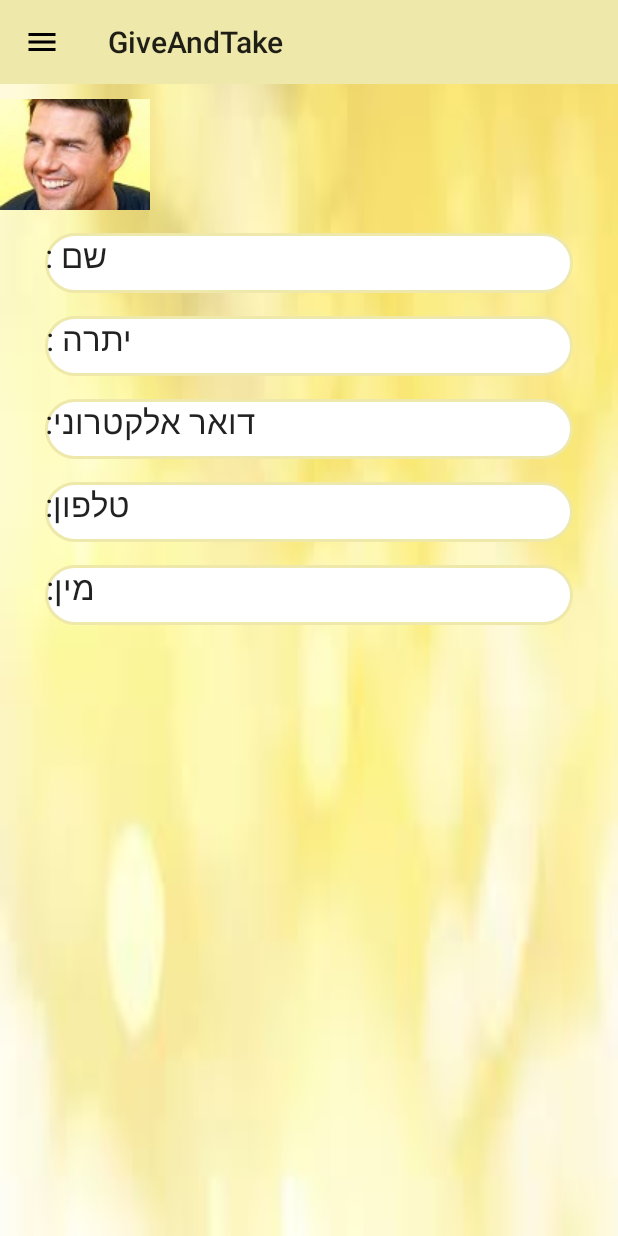
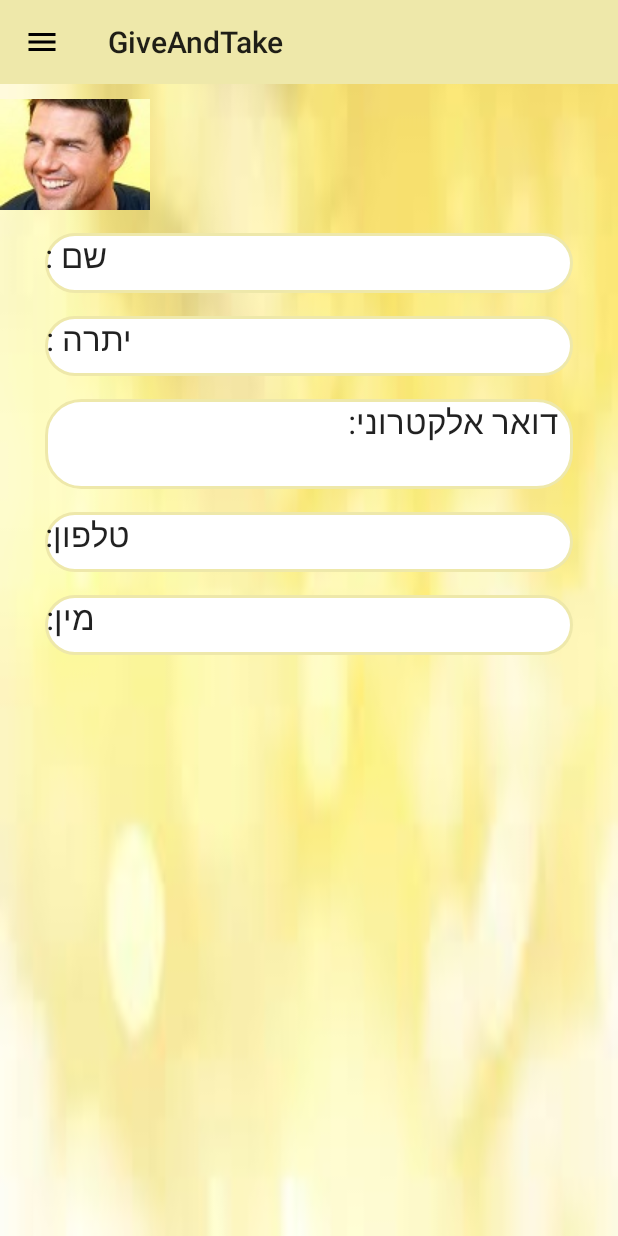
Before and after one commit to advaHutah/GiveAndTake, an Android app: the screen it shows after launch once a user with an empty profile is signed in (UserHomeActivity), in the side drawer, after a tap on "החשבון שלי", on a phone screen of 412 x 824 dp. Run offline under Robolectric (Android 15) with nearby library versions, the phone set to English and light mode, and no system bars; our stand-ins replace Firebase (no records; nobody signed in at launch, a user with empty details on screens opened directly); 8 statements that could not run were skipped.

Commit message:
1.6 user info from db works , also saving services ans finding match next: notification for match to all users

```diff
--- a/app/src/main/AndroidManifest.xml
+++ b/app/src/main/AndroidManifest.xml
@@ -3,6 +3,7 @@
     package="com.example.win10.giveandtake">
 
     <uses-permission android:name="android.permission.INTERNET"/>
+
 
     <application
         android:allowBackup="true"
@@ -24,6 +25,7 @@
         <activity android:name=".UI.MatchActivity" />
         <activity android:name=".UI.SetMeetingActivity" />
         <activity android:name=".UI.ExploreActivity"></activity>
+
     </application>
 
 </manifest>
--- /dev/null
+++ b/app/src/main/java/com/example/win10/giveandtake/Logic/MatchNotification.java
@@ -0,0 +1,6 @@
+package com.example.win10.giveandtake.Logic;
+
+
+public class MatchNotification {
+
+}
--- a/app/src/main/java/com/example/win10/giveandtake/Logic/TakeRequest.java
+++ b/app/src/main/java/com/example/win10/giveandtake/Logic/TakeRequest.java
@@ -15,9 +15,8 @@ public class TakeRequest {
         this.uid = uid;
     }
     public TakeRequest(String userInputText,String uid,ArrayList<String> tags) {
-        this.userInputText = userInputText;
-        this.tags = new ArrayList<String>();
-        this.uid = uid;
+        this(userInputText,uid);
+        this.tags = tags;
     }
     public void setTags(ArrayList<String> tags) {
         this.tags = tags;
--- a/app/src/main/java/com/example/win10/giveandtake/UI/LoginActivity.java
+++ b/app/src/main/java/com/example/win10/giveandtake/UI/LoginActivity.java
@@ -38,20 +38,13 @@ public class LoginActivity extends AppCompatActivity {
     private AppManager appManager;
     private ProgressBar progressBar;
     private Button btnSignup, btnLogin, btnReset, btnExplore;
-    private String token;
-    //private User currentUser;
-    //private RestaurantManager restaurantManager = RestaurantManager.getInstance();
-
-
 
     @Override
     protected void onCreate(Bundle savedInstanceState) {
         super.onCreate(savedInstanceState);
         setContentView(R.layout.activity_login);
-        FirebaseDatabase database = FirebaseDatabase.getInstance();
-        DatabaseReference db = database.getReference();
 
-        //define input /buttons
+        //define input buttons
         inputEmail = (EditText) findViewById(R.id.email);
         inputPassword = (EditText) findViewById(R.id.password);
         progressBar = (ProgressBar) findViewById(R.id.progressBar);
@@ -91,7 +84,6 @@ public class LoginActivity extends AppCompatActivity {
         btnLogin.setOnClickListener(new View.OnClickListener() {
             @Override
             public void onClick(View view) {
-                //TODO check is the user exist
                 final String email = inputEmail.getText().toString().trim();
                 String password = inputPassword.getText().toString().trim();
                 auth.signInWithEmailAndPassword(email, password)
@@ -119,24 +111,19 @@ public class LoginActivity extends AppCompatActivity {
 
     public void onStart() {
         super.onStart();
-        FirebaseUser currentUser = auth.getCurrentUser();
-        //todo remove mark when logout is working
-        updateUI(currentUser);
+        updateUI(auth.getCurrentUser());
 
-        FirebaseManager.getInstance().getUserDetailFromDB("1234", new FirebaseManager.FirebaseCallback<User>() {
-            @Override
-            public void onDataArrived(User value) {
+    }
 
-            }
-        });
+    private void updateUI(FirebaseUser user) {
+        if (user != null) {
+            FirebaseManager.getInstance().getUserDetailFromDB(auth.getCurrentUser().getUid(), new FirebaseManager.FirebaseCallback<User>() {
+                @Override
+                public void onDataArrived(User value) {
+                    appManager.setCurrentUser(value);
+                    startActivity(new Intent(LoginActivity.this, UserHomeActivity.class));
+                }
+            });
+        }
     }
-       private void updateUI(FirebaseUser currentUser) {
-           if (currentUser != null) {
-//            //todo fix loading user info from DB
-               appManager.setUserLogin(currentUser.getUid());
-               startActivity(new Intent(LoginActivity.this, UserHomeActivity.class));
-           }
-       }
-
-
 }
--- a/app/src/main/java/com/example/win10/giveandtake/UI/UserHomeActivity.java
+++ b/app/src/main/java/com/example/win10/giveandtake/UI/UserHomeActivity.java
@@ -17,6 +17,7 @@ import android.widget.Button;
 import android.widget.EditText;
 import android.widget.TextView;
 
+import com.example.win10.giveandtake.DBLogic.FirebaseManager;
 import com.example.win10.giveandtake.Logic.AppManager;
 import com.example.win10.giveandtake.Logic.User;
 import com.example.win10.giveandtake.R;
@@ -32,7 +33,8 @@ public class UserHomeActivity extends AppCompatActivity {
     private DrawerLayout mDrawerLayout;
     private FirebaseAuth auth = FirebaseAuth.getInstance();
     private AppManager appManager = AppManager.getInstance();
-    private User currentUser;
+    private FirebaseManager firebaseManager = FirebaseManager.getInstance();
+
 
     private FragmentManager fragmentManager;
     private UserHomeDefultFragment userHomeDefultFragment;
@@ -52,6 +54,10 @@ public class UserHomeActivity extends AppCompatActivity {
         fragmentManager.beginTransaction()
                 .replace(R.id.content_frame, userHomeDefultFragment)
                 .commit();
+
+        //register current user as listener to match
+
+        firebaseManager.matchListener(this);
 
         //define menu toolbar
         Toolbar toolbar = findViewById(R.id.toolbar);
@@ -129,7 +135,7 @@ public class UserHomeActivity extends AppCompatActivity {
     }
 
     public void logout() {
-        appManager.setUserLogout(auth.getCurrentUser().getUid());
+        //appManager.setUserLogout(auth.getCurrentUser().getUid());
         auth.signOut();
         finish();
         //todo close db connection
--- a/app/src/main/java/com/example/win10/giveandtake/UI/UserHomeDefultFragment.java
+++ b/app/src/main/java/com/example/win10/giveandtake/UI/UserHomeDefultFragment.java
@@ -10,6 +10,7 @@ import android.view.ViewGroup;
 import android.widget.Button;
 import android.widget.TextView;
 
+import com.example.win10.giveandtake.DBLogic.FirebaseManager;
 import com.example.win10.giveandtake.Logic.AppManager;
 import com.example.win10.giveandtake.Logic.User;
 import com.example.win10.giveandtake.R;
@@ -29,15 +30,10 @@ public class UserHomeDefultFragment extends Fragment {
 
     private AppManager appManager = AppManager.getInstance();
     private String uid;
-    private User currentUser;
 
     private FragmentManager fragmentManager;
     private TakeRequestFragment takeRequestFragment;
     private GiveRequestFragment giveRequestFragment;
-
-    private FirebaseAuth auth;
-    private FirebaseDatabase mFirebaseDatabase;
-    private DatabaseReference myRef;
 
 
     @Nullable
@@ -48,21 +44,14 @@ public class UserHomeDefultFragment extends Fragment {
         nameText = (TextView) view.findViewById(R.id.user_name_text);
         balanceText = (TextView) view.findViewById(R.id.user_balance_text);
 
-        mFirebaseDatabase = FirebaseDatabase.getInstance();
-        myRef = mFirebaseDatabase.getReference();
-        auth = FirebaseAuth.getInstance();
-        uid = auth.getCurrentUser().getUid();
-
-        //get current logged user and se info in activity
-        //todo remove when fix loading user info from DB
-
+        nameText.setText(appManager.getCurrentUser().getFullName());
+        balanceText.setText(appManager.getCurrentUser().getBalance() + "");
 
         //initials buttons
         btnTake = (Button) view.findViewById(R.id.btn_take);
         btnGive = (Button) view.findViewById(R.id.btn_give);
 
-//        nameText.setText(currentUser.getFullName());
-  //         balanceText.setText(currentUser.getBalance() + "");
+
         fragmentManager = getFragmentManager();
 
         //buttonActions
--- a/app/src/main/res/layout/fragment_full_user_info.xml
+++ b/app/src/main/res/layout/fragment_full_user_info.xml
@@ -22,7 +22,7 @@
         android:layout_marginRight="30dp"
         android:layout_marginTop="15dp"
         android:layout_marginLeft="30dp"
-        android:orientation="vertical"
+        android:orientation="horizontal"
         android:background="@drawable/button_shape">
 
         <TextView
@@ -48,7 +48,7 @@
         android:layout_marginRight="30dp"
         android:layout_marginTop="15dp"
         android:layout_marginLeft="30dp"
-        android:orientation="vertical"
+        android:orientation="horizontal"
         android:background="@drawable/button_shape">
 
         <TextView
@@ -70,7 +70,7 @@
     <LinearLayout
         android:id="@+id/user_email_layout"
         android:layout_width="match_parent"
-        android:layout_height="40dp"
+        android:layout_height="wrap_content"
         android:layout_marginRight="30dp"
         android:layout_marginTop="15dp"
         android:layout_marginLeft="30dp"
@@ -79,17 +79,18 @@
 
         <TextView
             android:id="@+id/user_email_title"
-            android:layout_width="wrap_content"
-            android:layout_height="match_parent"
+            android:layout_width="match_parent"
+            android:layout_height="wrap_content"
             android:text="@string/email_title"
             android:layout_marginRight="10dp"
             android:textAppearance="@style/TextAppearance.AppCompat.Large" />
 
         <TextView
             android:id="@+id/user_email_text"
-            android:layout_width="wrap_content"
-            android:layout_height="match_parent"
+            android:layout_width="match_parent"
+            android:layout_height="wrap_content"
             android:text=""
+            android:layout_marginLeft="10dp"
             android:textAppearance="@style/TextAppearance.AppCompat.Large" />
     </LinearLayout>
 
@@ -100,7 +101,7 @@
         android:layout_marginRight="30dp"
         android:layout_marginTop="15dp"
         android:layout_marginLeft="30dp"
-        android:orientation="vertical"
+        android:orientation="horizontal"
         android:background="@drawable/button_shape">
 
         <TextView
@@ -126,7 +127,7 @@
         android:layout_marginRight="30dp"
         android:layout_marginTop="15dp"
         android:layout_marginLeft="30dp"
-        android:orientation="vertical"
+        android:orientation="horizontal"
         android:background="@drawable/button_shape">
 
         <TextView
```
Also changed, not shown: app/src/main/java/com/example/win10/giveandtake/DBLogic/FirebaseManager.java (+88 -33 lines), app/src/main/java/com/example/win10/giveandtake/Logic/AppManager.java (+75 -39 lines), app/src/main/java/com/example/win10/giveandtake/Logic/GiveRequest.java (+5 -4 lines), app/src/main/java/com/example/win10/giveandtake/Logic/Service.java (+22 -14 lines), app/src/main/java/com/example/win10/giveandtake/Logic/User.java (+16 -5 lines), app/src/main/java/com/example/win10/giveandtake/UI/FullUserInfoFragment.java (+7 -8 lines), app/src/main/java/com/example/win10/giveandtake/UI/GiveRequestFragment.java (+18 -11 lines), app/src/main/java/com/example/win10/giveandtake/UI/TakeRequestFragment.java (+5 -2 lines), app/src/main/res/layout/activity_login.xml (+6 -5 lines), app/src/main/res/layout/fragment_user_home_defult.xml (+8 -6 lines).
